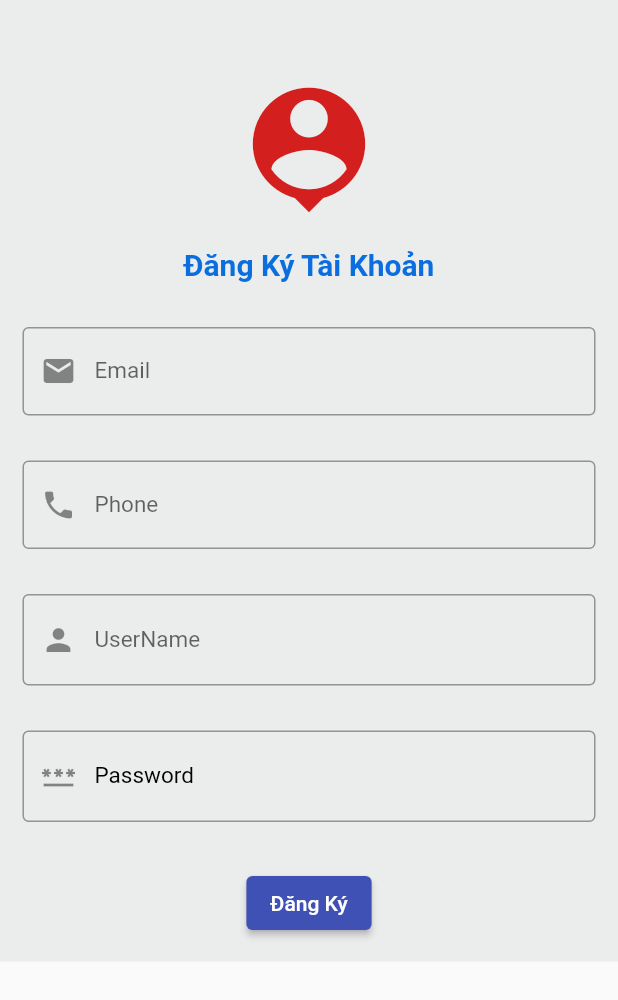
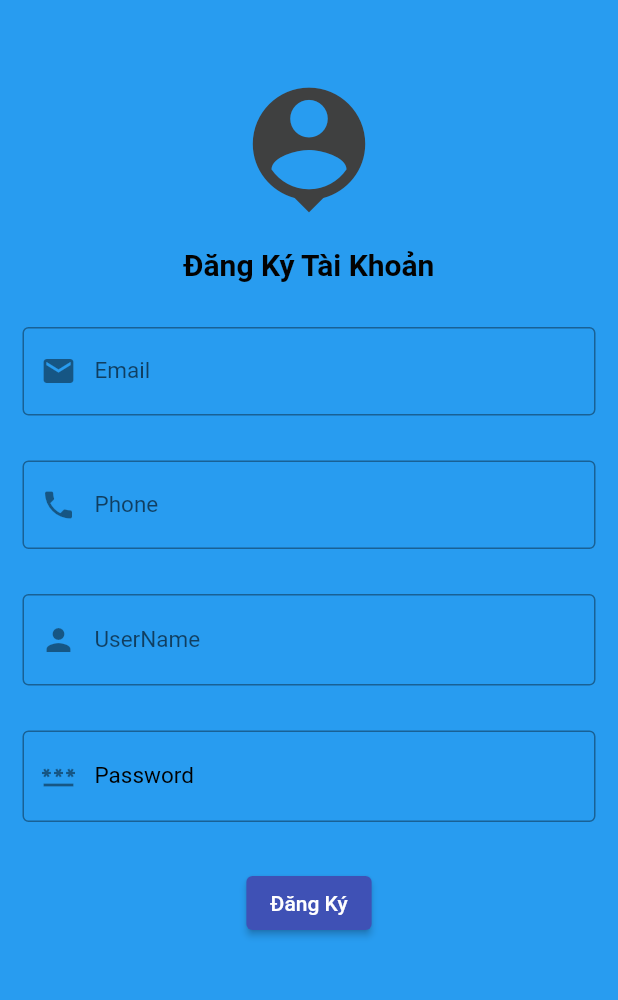
Before and after one commit to VanTanDao/DoAnDiDong, a Flutter app: the screen it shows after launch, after a tap on "Đăng Ký", on a phone screen of 412 x 824 dp. Shown: the top 1000 px of the screen. Run offline on Flutter 3.47's test engine with Material 2 defaults, Android fonts, the phone set to English and light mode, and no system bars; missing offline and left inert: dart:ffi.

Commit message:
sua giao dien login,dangky,chonlinhvuc

```diff
--- /dev/null
+++ b/lib/View/login.dart
@@ -0,0 +1,207 @@
+import 'package:flutter/cupertino.dart';
+import 'package:flutter/material.dart';
+import 'package:vantan/giaodienchoi.dart';
+import 'package:vantan/giaodienstar.dart';
+import 'package:vantan/quenmatkhau.dart';
+import 'package:vantan/View/register.dart';
+
+class Login extends StatelessWidget {
+  @override
+  Widget build(BuildContext context) {
+    return Container(
+      child: Scaffold(
+        // appBar: AppBar(),
+        body: Container(
+          color: Color.fromARGB(255, 40, 156, 240),
+          child: SingleChildScrollView(
+            child: Column(
+              mainAxisAlignment: MainAxisAlignment.spaceBetween,
+              // crossAxisAlignment: CrossAxisAlignment.center,
+              children: [
+                Padding(
+                  padding: const EdgeInsets.only(top: 100),
+                  child: Icon(
+                    Icons.person_pin,
+                    size: 150,
+                    color: Color.fromARGB(255, 63, 64, 64),
+                  ),
+                ),
+                Container(
+                  padding: const EdgeInsets.all(15),
+                  child: const Text(
+                    'Đăng Nhập Tài Khoản',
+                    style: TextStyle(
+                        fontWeight: FontWeight.bold,
+                        color: Color.fromARGB(255, 6, 7, 7),
+                        fontSize: 20),
+                  ),
+                ),
+                Container(
+                  padding: const EdgeInsets.all(15),
+                  child: const TextField(
+                    style: TextStyle(fontSize: 20, color: Colors.black),
+                    decoration: InputDecoration(
+                      filled: true,
+                      fillColor: Colors.white,
+                      labelText: 'UserName',
+                      labelStyle: TextStyle(color: Colors.black, fontSize: 15),
+                      border: OutlineInputBorder(),
+                      prefixIcon: Icon(Icons.person),
+                    ),
+                  ),
+                ),
+                Container(
+                  padding: const EdgeInsets.all(15),
+                  child: const TextField(
+                    style: TextStyle(fontSize: 18, color: Colors.black),
+                    obscureText: true,
+                    decoration: InputDecoration(
+                      filled: true,
+                      fillColor: Colors.white,
+                      labelText: 'Password',
+                      labelStyle: TextStyle(color: Colors.black, fontSize: 15),
+                      border: OutlineInputBorder(),
+                      prefixIcon: Icon(Icons.password),
+                    ),
+                  ),
+                ),
+                // Container(
+                //   padding: const EdgeInsets.all(15),
+                //   child: ElevatedButton(
+                //     onPressed: () {},
+                //     child: const Text('Đăng Ký'),
+                //   ),
+                // ),
+                Padding(
+                  padding: const EdgeInsets.all(15),
+                  child: ElevatedButton(
+                    onPressed: () {
+                      showDialog(
+                          context: context,
+                          builder: (context) {
+                            return AlertDialog(
+                              title: Text('Đăng Nhập'),
+                              content:
+                                  Text('Chúc mừng bạn đã dăng nhập thành công'),
+                              actions: [
+                                TextButton(
+                                    onPressed: () => Navigator.push(
+                                          context,
+                                          MaterialPageRoute(
+                                            builder: (context) =>
+                                                Giaodienchoi(),
+                                          ),
+                                        ),
+                                    child: Text('OK'))
+                              ],
+                            );
+                          });
+                    },
+                    child: const Text(
+                      'LOG IN',
+                      style: TextStyle(
+                        fontSize: 20,
+                        color: Color.fromARGB(255, 242, 243, 244),
+                      ),
+                    ),
+                  ),
+                ),
+                // Padding(
+                //   padding: const EdgeInsets.only(top: 10, left: 120, right: 120),
+                //   child: Container(
+                //     width: double.infinity,
+                //     height: 60,
+                //     decoration: BoxDecoration(
+                //         boxShadow: [
+                //           BoxShadow(
+                //             color: Colors.grey,
+                //             spreadRadius: 1,
+                //             blurRadius: 1,
+                //             offset: const Offset(0, 3),
+                //           ),
+                //         ],
+                //         color: Color.fromARGB(255, 255, 252, 252),
+                //         borderRadius:
+                //             const BorderRadius.all(Radius.circular(10))),
+                //     child: Row(
+                //       mainAxisAlignment: MainAxisAlignment.center,
+                //       children: const [
+                //         // TextButton(onPressed: onPressed, child: child)
+                //         Icon(Icons.done,
+                //             color: Color.fromARGB(255, 36, 113, 177)),
+                //         // SizedBox(width: 10),
+                //         const Text(
+                //           'Đăng Nhập',
+                //           style: TextStyle(
+                //             fontSize: 20,
+                //             // fontWeight: fontWeight.bold,
+                //             color: Color.fromARGB(255, 236, 9, 28),
+                //           ),
+                //         ),
+                //       ],
+                //     ),
+                //     // padding: const EdgeInsets.all(15),
+                //     // child: ElevatedButton(
+                //     //   onPressed: () {},
+                //     //   child: const Text(
+                //     //     'LOG IN',
+                //     //     style: TextStyle(
+                //     //       fontSize: 20,
+                //     //       color: Color.fromARGB(255, 36, 113, 177),
+                //     //     ),
+                //     //   ),
+                //     // ),
+                //   ),
+                // ),
+                Container(
+                  padding: const EdgeInsets.all(15),
+                  child: Row(
+                    mainAxisAlignment: MainAxisAlignment.spaceBetween,
+                    children: [
+                      TextButton(
+                        onPressed: () {
+                          Navigator.push(
+                            context,
+                            MaterialPageRoute(
+                              builder: (context) => Quenmatkau(),
+                            ),
+                          );
+                        },
+                        child: const Text(
+                          'Quên Mật Khẩu',
+                          style: TextStyle(
+                              color: Color.fromARGB(255, 232, 233, 235),
+                              decoration: TextDecoration.underline),
+                        ),
+                      ),
+                      TextButton(
+                        onPressed: () {
+                          Navigator.push(
+                            context,
+                            MaterialPageRoute(
+                              builder: (context) => Register(),
+                            ),
+                          );
+                        },
+                        child: const Text(
+                          'Đăng Ký',
+                          style: TextStyle(
+                              color: Color.fromARGB(255, 232, 233, 235),
+                              decoration: TextDecoration.underline),
+                        ),
+                      ),
+                    ],
+                  ),
+                ),
+                SizedBox(
+                  height: 200,
+                  width: 200,
+                )
+              ],
+            ),
+          ),
+        ),
+      ),
+    );
+  }
+}
--- a/lib/register.dart
+++ b/lib/View/register.dart
@@ -1,5 +1,6 @@
 import 'package:flutter/cupertino.dart';
 import 'package:flutter/material.dart';
+import 'package:vantan/giaodienchoi.dart';
 
 class Register extends StatelessWidget {
   @override
@@ -9,7 +10,7 @@ class Register extends StatelessWidget {
       // title: const Text('Đào Văn Tân_0306201179'),
       // ),
       body: Container(
-        color: Color.fromARGB(255, 235, 237, 236),
+        color: Color.fromARGB(255, 40, 156, 240),
         child: SingleChildScrollView(
           child: Column(
             mainAxisAlignment: MainAxisAlignment.spaceBetween,
@@ -21,7 +22,7 @@ class Register extends StatelessWidget {
                 child: Icon(
                   Icons.person_pin,
                   size: 100,
-                  color: Color.fromARGB(255, 212, 31, 31),
+                  color: Color.fromARGB(255, 63, 64, 64),
                 ),
               ),
               Container(
@@ -30,7 +31,7 @@ class Register extends StatelessWidget {
                   'Đăng Ký Tài Khoản',
                   style: TextStyle(
                       fontWeight: FontWeight.bold,
-                      color: Color.fromARGB(255, 11, 110, 223),
+                      color: Color.fromARGB(255, 2, 2, 2),
                       fontSize: 20),
                 ),
               ),
@@ -98,10 +99,21 @@ class Register extends StatelessWidget {
               Container(
                 padding: const EdgeInsets.all(15),
                 child: ElevatedButton(
-                  onPressed: () {},
+                  onPressed: () {
+                    Navigator.push(
+                      context,
+                      MaterialPageRoute(
+                        builder: (context) => Giaodienchoi(),
+                      ),
+                    );
+                  },
                   child: const Text('Đăng Ký'),
                 ),
               ),
+              SizedBox(
+                height: 200,
+                width: 200,
+              )
               // Container(
               //   padding: const EdgeInsets.all(15),
               //   alignment: Alignment.centerRight,
--- a/lib/giaodienstar.dart
+++ b/lib/giaodienstar.dart
@@ -230,7 +230,7 @@ class GiaoDienStar extends StatelessWidget {
                     ),
                   ),
                   SizedBox(
-                    height: 175,
+                    height: 200,
                     width: 100,
                   ),
                 ],
--- a/lib/login.dart
+++ /dev/null
@@ -1,200 +0,0 @@
-import 'package:flutter/cupertino.dart';
-import 'package:flutter/material.dart';
-import 'package:vantan/giaodienchoi.dart';
-import 'package:vantan/giaodienstar.dart';
-import 'package:vantan/quenmatkhau.dart';
-import 'package:vantan/register.dart';
-
-class Login extends StatelessWidget {
-  @override
-  Widget build(BuildContext context) {
-    return Scaffold(
-      // appBar: AppBar(),
-      body: Container(
-        color: Color.fromARGB(255, 14, 125, 235),
-        child: SingleChildScrollView(
-          child: Column(
-            mainAxisAlignment: MainAxisAlignment.spaceBetween,
-            // crossAxisAlignment: CrossAxisAlignment.center,
-            children: [
-              Padding(
-                padding: const EdgeInsets.only(top: 100),
-                child: Icon(
-                  Icons.person_pin,
-                  size: 150,
-                  color: Color.fromARGB(255, 229, 24, 24),
-                ),
-              ),
-              Container(
-                padding: const EdgeInsets.all(15),
-                child: const Text(
-                  'Đăng Nhập Tài Khoản',
-                  style: TextStyle(
-                      fontWeight: FontWeight.bold,
-                      color: Color.fromARGB(255, 6, 7, 7),
-                      fontSize: 20),
-                ),
-              ),
-              Container(
-                padding: const EdgeInsets.all(15),
-                child: const TextField(
-                  style: TextStyle(fontSize: 10, color: Colors.black),
-                  decoration: InputDecoration(
-                    labelText: 'UserName',
-                    labelStyle: TextStyle(color: Colors.black, fontSize: 15),
-                    border: OutlineInputBorder(),
-                    prefixIcon: Icon(Icons.person),
-                  ),
-                ),
-              ),
-              Container(
-                padding: const EdgeInsets.all(15),
-                child: const TextField(
-                  style: TextStyle(fontSize: 18, color: Colors.black),
-                  obscureText: true,
-                  decoration: InputDecoration(
-                    labelText: 'Password',
-                    labelStyle: TextStyle(color: Colors.black, fontSize: 15),
-                    border: OutlineInputBorder(),
-                    prefixIcon: Icon(Icons.password),
-                  ),
-                ),
-              ),
-              // Container(
-              //   padding: const EdgeInsets.all(15),
-              //   child: ElevatedButton(
-              //     onPressed: () {},
-              //     child: const Text('Đăng Ký'),
-              //   ),
-              // ),
-              Padding(
-                padding: const EdgeInsets.all(15),
-                child: ElevatedButton(
-                  onPressed: () {
-                    showDialog(
-                        context: context,
-                        builder: (context) {
-                          return AlertDialog(
-                            title: Text('Đăng Nhập'),
-                            content:
-                                Text('Chúc mừng bạn đã dăng nhập thành công'),
-                            actions: [
-                              TextButton(
-                                  onPressed: () => Navigator.push(
-                                        context,
-                                        MaterialPageRoute(
-                                          builder: (context) => Giaodienchoi(),
-                                        ),
-                                      ),
-                                  child: Text('OK'))
-                            ],
-                          );
-                        });
-                  },
-                  child: const Text(
-                    'LOG IN',
-                    style: TextStyle(
-                      fontSize: 20,
-                      color: Color.fromARGB(255, 242, 243, 244),
-                    ),
-                  ),
-                ),
-              ),
-              // Padding(
-              //   padding: const EdgeInsets.only(top: 10, left: 120, right: 120),
-              //   child: Container(
-              //     width: double.infinity,
-              //     height: 60,
-              //     decoration: BoxDecoration(
-              //         boxShadow: [
-              //           BoxShadow(
-              //             color: Colors.grey,
-              //             spreadRadius: 1,
-              //             blurRadius: 1,
-              //             offset: const Offset(0, 3),
-              //           ),
-              //         ],
-              //         color: Color.fromARGB(255, 255, 252, 252),
-              //         borderRadius:
-              //             const BorderRadius.all(Radius.circular(10))),
-              //     child: Row(
-              //       mainAxisAlignment: MainAxisAlignment.center,
-              //       children: const [
-              //         // TextButton(onPressed: onPressed, child: child)
-              //         Icon(Icons.done,
-              //             color: Color.fromARGB(255, 36, 113, 177)),
-              //         // SizedBox(width: 10),
-              //         const Text(
-              //           'Đăng Nhập',
-              //           style: TextStyle(
-              //             fontSize: 20,
-              //             // fontWeight: fontWeight.bold,
-              //             color: Color.fromARGB(255, 236, 9, 28),
-              //           ),
-              //         ),
-              //       ],
-              //     ),
-              //     // padding: const EdgeInsets.all(15),
-              //     // child: ElevatedButton(
-              //     //   onPressed: () {},
-              //     //   child: const Text(
-              //     //     'LOG IN',
-              //     //     style: TextStyle(
-              //     //       fontSize: 20,
-              //     //       color: Color.fromARGB(255, 36, 113, 177),
-              //     //     ),
-              //     //   ),
-              //     // ),
-              //   ),
-              // ),
-              Container(
-                padding: const EdgeInsets.all(15),
-                child: Row(
-                  mainAxisAlignment: MainAxisAlignment.spaceBetween,
-                  children: [
-                    TextButton(
-                      onPressed: () {
-                        Navigator.push(
-                          context,
-                          MaterialPageRoute(
-                            builder: (context) => Quenmatkau(),
-                          ),
-                        );
-                      },
-                      child: const Text(
-                        'Quên Mật Khẩu',
-                        style: TextStyle(
-                            color: Color.fromARGB(255, 232, 233, 235),
-                            decoration: TextDecoration.underline),
-                      ),
-                    ),
-                    TextButton(
-                      onPressed: () {
-                        Navigator.push(
-                          context,
-                          MaterialPageRoute(
-                            builder: (context) => Register(),
-                          ),
-                        );
-                      },
-                      child: const Text(
-                        'Đăng Ký',
-                        style: TextStyle(
-                            color: Color.fromARGB(255, 232, 233, 235),
-                            decoration: TextDecoration.underline),
-                      ),
-                    ),
-                  ],
-                ),
-              ),
-              SizedBox(
-                height: 200,
-                width: 200,
-              )
-            ],
-          ),
-        ),
-      ),
-    );
-  }
-}
--- a/lib/main.dart
+++ b/lib/main.dart
@@ -1,10 +1,10 @@
 import 'package:vantan/doimatkhau.dart';
 import 'package:vantan/giaodienchoi.dart';
 import 'package:vantan/giaodienstar.dart';
-import 'package:vantan/login.dart';
+import 'package:vantan/View/login.dart';
 import 'package:vantan/quanlithongtin.dart';
 import 'package:vantan/quenmatkhau.dart';
-import 'package:vantan/register.dart';
+import 'package:vantan/View/register.dart';
 import 'package:flutter/material.dart';
 import 'package:vantan/thongtinchitiet.dart';
 
--- a/pubspec.yaml
+++ b/pubspec.yaml
@@ -62,6 +62,7 @@ flutter:
   # To add assets to your application, add an assets section, like this:
   assets:
     - images/
+    - icons/
   #   - images/a_dot_ham.jpeg
 
   # An image asset can refer to one or more resolution-specific "variants", see
```
Also changed, not shown: lib/giaodienchoi.dart (+152 -159 lines), icons/logo_1.webp (added).
